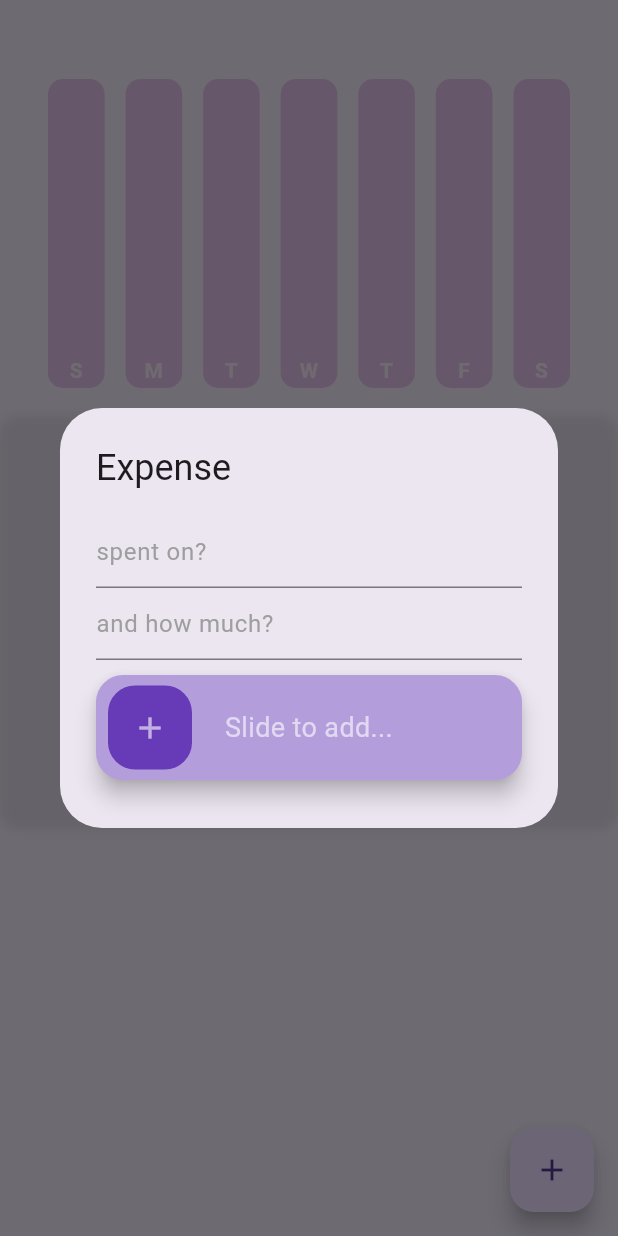
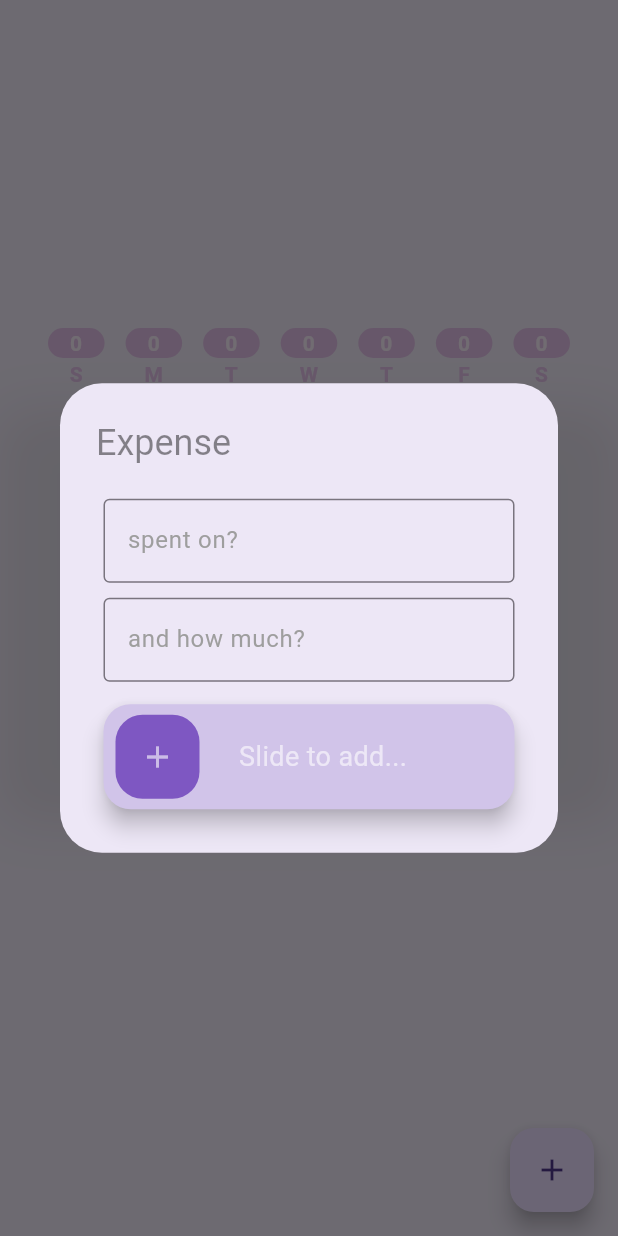
Before and after one commit to MashukeAlam/expense_tracker, a Flutter app: the screen it shows after launch, after a tap on the "add" icon, on a phone screen of 412 x 824 dp. Run offline on Flutter 3.47's test engine with Material 3 defaults, Android fonts, the phone set to English and light mode, and no system bars; drawn by our look-alikes of slide_to_act; our stand-ins replace hive_flutter; accounts and stored records are empty.

Commit message:
design update and critical flaw fixed.

```diff
--- a/lib/components/Bar.dart
+++ b/lib/components/Bar.dart
@@ -2,19 +2,22 @@ import 'package:flutter/material.dart';
 
 class Bar extends StatelessWidget {
   final double amount;
-  final max;
+  final double max;
   final String text;
   const Bar(
       {super.key, required this.amount, required this.max, required this.text});
 
   @override
   Widget build(BuildContext context) {
-    final height =
-        (((MediaQuery.of(context).size.height / 3) * .75) * amount) / max;
-
+    final double height = (amount != 0)
+        ? (((MediaQuery.of(context).size.height / 3) * .75) * amount) / max
+        : 20.0;
 
     return Expanded(
-      child: Container(
+      child: Column(
+        mainAxisAlignment: MainAxisAlignment.end,
+        children: [
+          Container(
             decoration: BoxDecoration(
               borderRadius: BorderRadius.circular(10),
               color: Colors.purple[100],
@@ -26,13 +29,24 @@ class Bar extends StatelessWidget {
               alignment: Alignment.bottomCenter,
               child: Text(
                 style: const TextStyle(
-              color: Colors.white60,
+                  color: Colors.white70,
+                  fontWeight: FontWeight.bold,
+                  fontSize: 14
+                ),
+                textAlign: TextAlign.center,
+                amount.toInt().toString(),
+              ),
+            ),
+          ),
+          Text(
+            text,
+            style: TextStyle(
+              color: Colors.purple[100],
               fontWeight: FontWeight.bold,
             ),
             textAlign: TextAlign.center,
-            text,
           ),
-        ),
+        ],
       ),
     );
   }
--- a/lib/main.dart
+++ b/lib/main.dart
@@ -23,7 +23,6 @@ class MyApp extends StatefulWidget {
 
 class _MyAppState extends State<MyApp> {
   List<double> expenseListForWeek = [];
-  List<int> totalExpenses = [0, 0, 0, 0, 0, 0, 0];
   double maxExpenseForWeek = 60;
   late Box expenseBox;
   final ScrollController _scrollController = ScrollController();
@@ -35,8 +34,8 @@ class _MyAppState extends State<MyApp> {
     expenseListForWeek = getWeeklyExpenses();
     maxExpenseForWeek = expenseListForWeek
         .reduce((current, next) => current > next ? current : next);
-    WidgetsBinding.instance.addPostFrameCallback((_) => {
-      _scrollToEnd()
+    WidgetsBinding.instance.addPostFrameCallback((_) {
+      _scrollToEnd();
     });
   }
 
@@ -76,10 +75,6 @@ class _MyAppState extends State<MyApp> {
     return weeklyExpenses;
   }
 
-  /// Stores the expense item in the Hive box by date. Each date can have multiple
-  /// expense items stored in a list.
-  Future<void> storeExpenseItem(ExpenseItem item) async {}
-
   double getExpenseByDate(DateTime date) {
     String targetDate = date.toIso8601String().substring(0, 10);
 
@@ -92,7 +87,7 @@ class _MyAppState extends State<MyApp> {
       }
     }
 
-    return sum < 25 ? 25 : sum;
+    return sum;
   }
 
   Future<void> _showAddExpenseDialog() async {
@@ -103,43 +98,56 @@ class _MyAppState extends State<MyApp> {
       context: context,
       builder: (BuildContext context) {
         return AlertDialog(
-          title: const Text("Expense"),
+          title: const Text(
+            "Expense",
+            style: TextStyle(color: Colors.black45),
+          ),
+          backgroundColor: Colors.deepPurple[50],
           content: SizedBox(
             width: MediaQuery.of(context).size.width,
             child: Column(
               mainAxisSize: MainAxisSize.min,
-              mainAxisAlignment: MainAxisAlignment.spaceEvenly,
+              mainAxisAlignment: MainAxisAlignment.spaceAround,
               children: [
-                TextField(
+                Padding(
+                  padding: const EdgeInsets.all(5.0),
+                  child: TextField(
                     decoration: const InputDecoration(
                         hintText: "spent on?",
                         hintStyle: TextStyle(color: Colors.grey),
+                        border: OutlineInputBorder(),
                         ),
                     onChanged: (value) {
                       title = value;
                     },
                   ),
-                TextField(
+                ),
+
+                Padding(
+                  padding: const EdgeInsets.all(5.0),
+                  child: TextField(
                     decoration: const InputDecoration(
                       hintText: "and how much?",
                       hintStyle: TextStyle(color: Colors.grey),
+                      border: const OutlineInputBorder(),
                     ),
                     keyboardType: TextInputType.number,
                     onChanged: (value) {
                       amountStr = value;
                     },
                   ),
+                ),
                 Padding(
-                  padding: const EdgeInsets.fromLTRB(0.0, 10.0, 0.0, 8.0),
+                  padding: const EdgeInsets.fromLTRB(5.0, 10.0, 5.0, 5.0),
                   child: SlideAction(
                     borderRadius: 18,
-                    innerColor: Colors.deepPurple,
-                    outerColor: Colors.deepPurple[200],
+                    innerColor: Colors.deepPurple[400],
+                    outerColor: Colors.deepPurple[100],
                     sliderButtonIcon: const Icon(
                       Icons.add,
                       color: Colors.white60,
                     ),
-                    text: 'Slide to add...',
+                    text: '    Slide to add...',
                     textStyle: const TextStyle(
                       color: Colors.white60,
                       fontSize: 18,
@@ -173,8 +181,6 @@ class _MyAppState extends State<MyApp> {
       },
     );
   }
-
-  Future<void> _saveExpense(ExpenseItem item) async {}
 
   @override
   Widget build(BuildContext context) {
@@ -237,13 +243,16 @@ class _MyAppState extends State<MyApp> {
                 flex: 1,
                 child: Container(
                   decoration: BoxDecoration(
-                    borderRadius: BorderRadius.circular(15.0), // Set rounded corners
+                    borderRadius:
+                        BorderRadius.circular(15.0), // Set rounded corners
                     boxShadow: [
                       BoxShadow(
-                        color: Colors.grey.withOpacity(0.2), // Add shadow effect
+                        color:
+                            Colors.grey.withOpacity(0.2), // Add shadow effect
                         spreadRadius: 1,
-                        blurRadius: 4,
-                        offset: const Offset(0, 3), // changes position of shadow
+                        blurRadius: 30,
+                        offset:
+                            const Offset(0, -1), // changes position of shadow
                       ),
                     ],
                   ),
@@ -253,14 +262,17 @@ class _MyAppState extends State<MyApp> {
                     itemBuilder: (context, index) {
                       final expense = expenseBox.getAt(index);
                       return Container(
-                        margin: const EdgeInsets.symmetric(vertical: 5.0, horizontal: 10.0), // Add margin between items
+                        margin: const EdgeInsets.symmetric(
+                            vertical: 5.0,
+                            horizontal: 10.0), // Add margin between items
                         decoration: BoxDecoration(
                           color: Colors.deepPurple[100], // Set background color
-                          borderRadius: BorderRadius.circular(15.0), // Set rounded corners
-                          boxShadow: [],
+                          borderRadius: BorderRadius.circular(
+                              15.0), // Set rounded corners
                         ),
                         child: Padding(
-                          padding: const EdgeInsets.fromLTRB(7.0, 0.0, 7.0, 0.0),
+                          padding:
+                              const EdgeInsets.fromLTRB(7.0, 0.0, 7.0, 0.0),
                           child: ListTile(
                             title: Text(expense['title']),
                             titleTextStyle: const TextStyle(
@@ -279,7 +291,10 @@ class _MyAppState extends State<MyApp> {
                               color: Colors.black26,
                             ), // Formatting amount
                             trailing: Text(
-                                '৳${expense['amount'].toString()}'), // Display the date
+                              '৳${expense['amount'].toString()}',
+                              style: const TextStyle(
+                                  fontSize: 14, color: Colors.black38),
+                            ), // Display the date
                           ),
                         ),
                       );
@@ -301,7 +316,9 @@ class _MyAppState extends State<MyApp> {
           floatingActionButton: FloatingActionButton(
             onPressed: _showAddExpenseDialog,
             tooltip: 'Add Expense',
-            child: const Icon(Icons.add),
+            child: const Icon(
+              Icons.add,
+            ),
           ),
         ),
       ),
```
Lines whose indentation alone changed are shown as unchanged.
